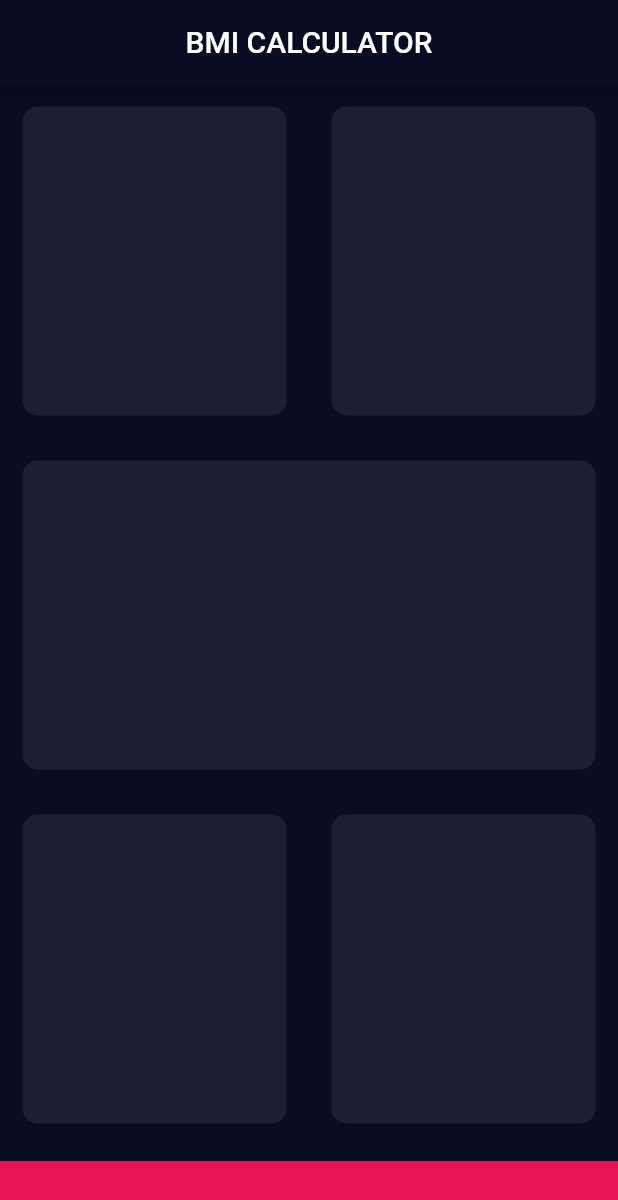
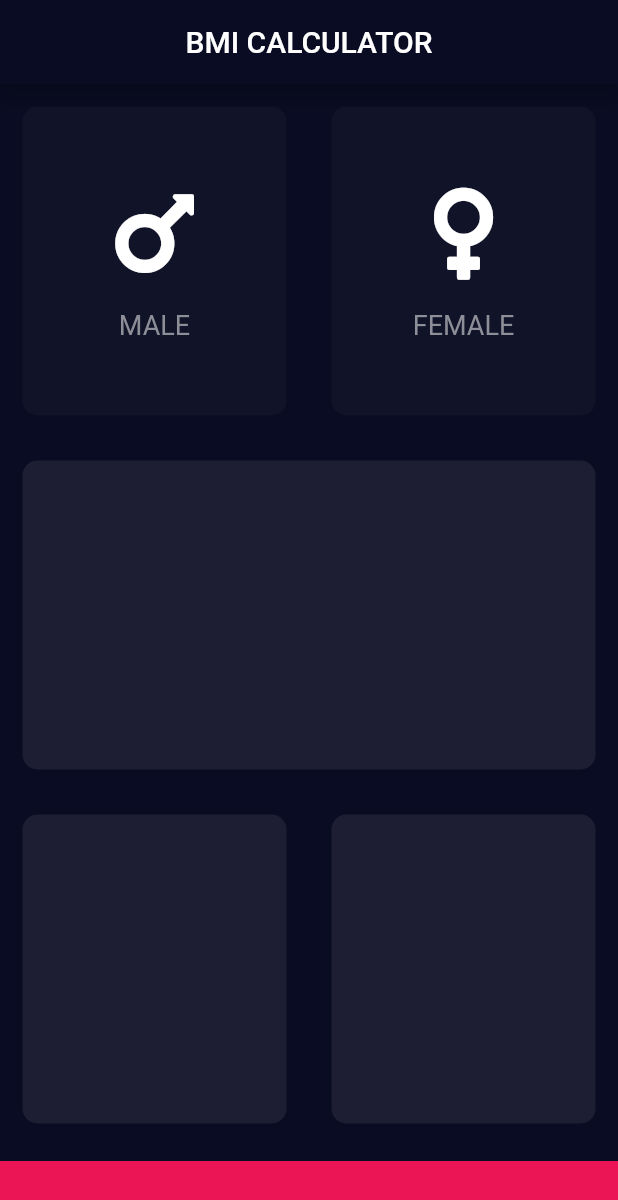
Before and after one commit to KAIMonmoy/Flutter-BMI-Calculator, a Flutter app: the screen it shows after launch, on a phone screen of 412 x 824 dp. Shown: the top 1200 px of the screen. Run offline on Flutter 3.47's test engine with Material 2 defaults, Android fonts, the phone set to English and light mode, and no system bars; our stand-ins replace font_awesome_flutter.

Commit message:
:construction: Updated UI

```diff
--- /dev/null
+++ b/lib/constants.dart
@@ -0,0 +1,10 @@
+import 'package:flutter/material.dart';
+
+const REUSABLE_CARD_COLOR_ACTIVE = Color(0xFF1D1E33);
+const REUSABLE_CARD_COLOR_INACTIVE = Color(0xFF111328);
+const BOTTOM_CONTAINER_COLOR = Color(0xFFEB1555);
+const BOTTOM_CONTAINER_HEIGHT = 50.0;
+const LABEL_TEXT_STYLE = TextStyle(
+  fontSize: 18.0,
+  color: Color(0xFF8D8E98),
+);
--- /dev/null
+++ b/lib/custom_card_icon.dart
@@ -0,0 +1,30 @@
+import 'package:flutter/material.dart';
+
+import 'constants.dart';
+
+class CustomCardIcon extends StatelessWidget {
+  final String iconLabel;
+  final IconData icon;
+
+  CustomCardIcon({@required this.icon, @required this.iconLabel});
+
+  @override
+  Widget build(BuildContext context) {
+    return Column(
+      mainAxisAlignment: MainAxisAlignment.center,
+      children: <Widget>[
+        Icon(
+          icon,
+          size: 70.0,
+        ),
+        SizedBox(
+          height: 15.0,
+        ),
+        Text(
+          iconLabel,
+          style: LABEL_TEXT_STYLE,
+        )
+      ],
+    );
+  }
+}
--- a/lib/input_page.dart
+++ b/lib/input_page.dart
@@ -1,15 +1,20 @@
 import 'package:flutter/material.dart';
+import 'package:font_awesome_flutter/font_awesome_flutter.dart';
 
-const REUSABLE_CARD_COLOR_ACTIVE = Color(0xFF1D1E33);
-const BOTTOM_CONTAINER_COLOR = Color(0xFFEB1555);
-const BOTTOM_CONTAINER_HEIGHT = 50.0;
+import 'constants.dart';
+import 'custom_card_icon.dart';
+import 'reusable_card.dart';
 
 class InputPage extends StatefulWidget {
   @override
   _InputPageState createState() => _InputPageState();
 }
 
+enum CardGender { MALE, FEMALE }
+
 class _InputPageState extends State<InputPage> {
+  CardGender selectedGender;
+
   @override
   Widget build(BuildContext context) {
     return Scaffold(
@@ -22,17 +27,53 @@ class _InputPageState extends State<InputPage> {
           Expanded(
             child: Row(
               children: <Widget>[
-                ReusableCard(cardColor: REUSABLE_CARD_COLOR_ACTIVE),
-                ReusableCard(cardColor: REUSABLE_CARD_COLOR_ACTIVE),
+                Expanded(
+                  child: ReusableCard(
+                    cardColor: selectedGender == CardGender.MALE
+                        ? REUSABLE_CARD_COLOR_ACTIVE
+                        : REUSABLE_CARD_COLOR_INACTIVE,
+                    cardChild: CustomCardIcon(
+                      icon: FontAwesomeIcons.mars,
+                      iconLabel: 'MALE',
+                    ),
+                    onPress: () {
+                      setState(() {
+                        selectedGender = CardGender.MALE;
+                      });
+                    },
+                  ),
+                ),
+                Expanded(
+                  child: ReusableCard(
+                    cardColor: selectedGender == CardGender.FEMALE
+                        ? REUSABLE_CARD_COLOR_ACTIVE
+                        : REUSABLE_CARD_COLOR_INACTIVE,
+                    cardChild: CustomCardIcon(
+                      icon: FontAwesomeIcons.venus,
+                      iconLabel: 'FEMALE',
+                    ),
+                    onPress: () {
+                      setState(() {
+                        selectedGender = CardGender.FEMALE;
+                      });
+                    },
+                  ),
+                ),
               ],
             ),
           ),
-          ReusableCard(cardColor: REUSABLE_CARD_COLOR_ACTIVE),
+          Expanded(
+            child: ReusableCard(cardColor: REUSABLE_CARD_COLOR_ACTIVE),
+          ),
           Expanded(
             child: Row(
               children: <Widget>[
-                ReusableCard(cardColor: REUSABLE_CARD_COLOR_ACTIVE),
-                ReusableCard(cardColor: REUSABLE_CARD_COLOR_ACTIVE),
+                Expanded(
+                  child: ReusableCard(cardColor: REUSABLE_CARD_COLOR_ACTIVE),
+                ),
+                Expanded(
+                  child: ReusableCard(cardColor: REUSABLE_CARD_COLOR_ACTIVE),
+                ),
               ],
             ),
           ),
@@ -47,24 +88,3 @@ class _InputPageState extends State<InputPage> {
     );
   }
 }
-
-class ReusableCard extends StatelessWidget {
-  final Color cardColor;
-  final Widget cardChild;
-
-  ReusableCard({@required this.cardColor, this.cardChild});
-
-  @override
-  Widget build(BuildContext context) {
-    return Expanded(
-      child: Container(
-        child: cardChild,
-        decoration: BoxDecoration(
-          color: cardColor,
-          borderRadius: BorderRadius.circular(10.0),
-        ),
-        margin: EdgeInsets.all(15.0),
-      ),
-    );
-  }
-}
--- /dev/null
+++ b/lib/reusable_card.dart
@@ -0,0 +1,24 @@
+import 'package:flutter/material.dart';
+
+class ReusableCard extends StatelessWidget {
+  final Color cardColor;
+  final Widget cardChild;
+  final Function onPress;
+
+  ReusableCard({@required this.cardColor, this.cardChild, this.onPress});
+
+  @override
+  Widget build(BuildContext context) {
+    return GestureDetector(
+      onTap: onPress,
+      child: Container(
+        child: cardChild,
+        decoration: BoxDecoration(
+          color: cardColor,
+          borderRadius: BorderRadius.circular(10.0),
+        ),
+        margin: EdgeInsets.all(15.0),
+      ),
+    );
+  }
+}
```
